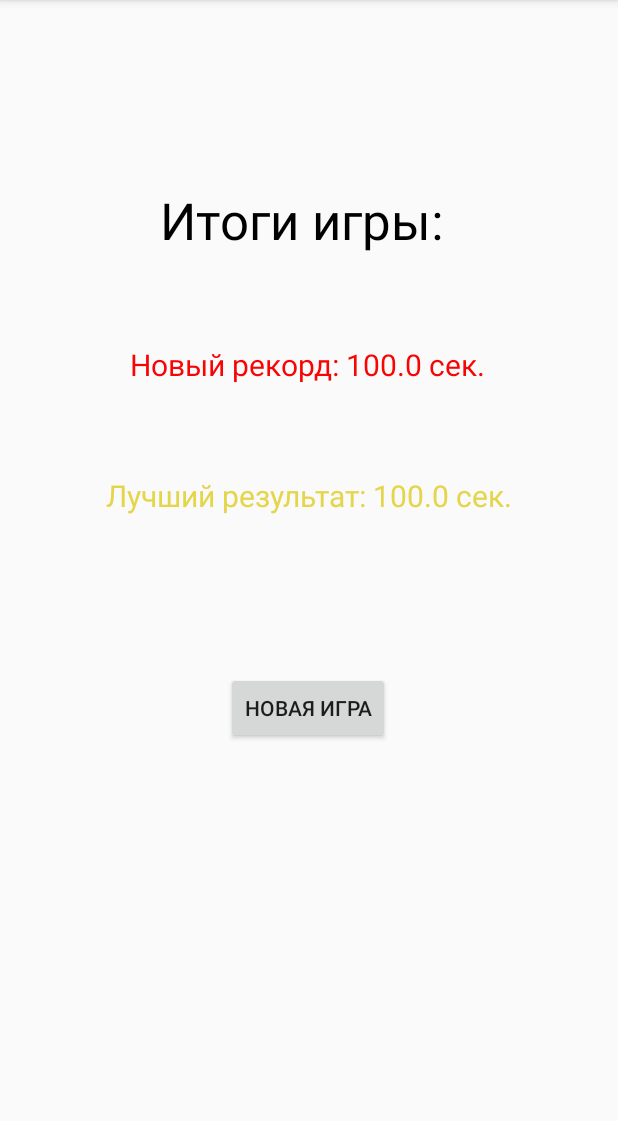
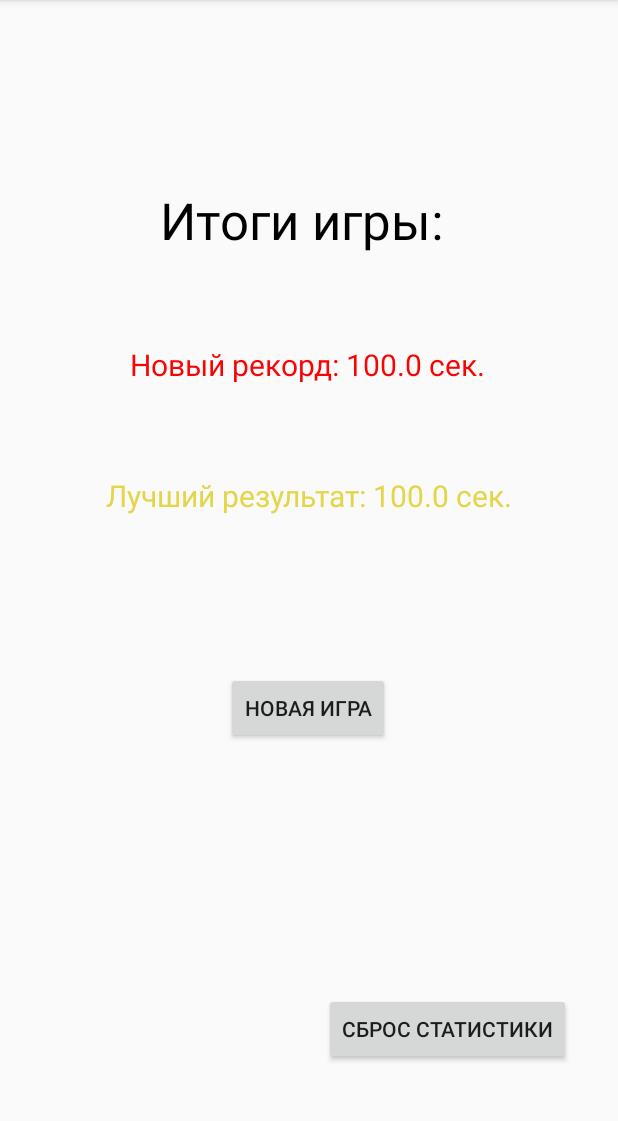
Before and after one commit to rva2007/BrainTraining, an Android app: the FinalActivity screen opened directly, with no data from a screen before it, on a phone screen of 412 x 824 dp, the part 84-1205 px from its top. Run offline under Robolectric (Android 15) with nearby library versions, the phone set to English and light mode, and no system bars.

Commit message:
добавлена кнопка сброса статистики в FinalActivity

```diff
--- a/app/src/main/java/com/example/braintraining/FinalActivity.java
+++ b/app/src/main/java/com/example/braintraining/FinalActivity.java
@@ -11,10 +11,11 @@ import androidx.appcompat.app.AppCompatActivity;
 
 public class FinalActivity extends AppCompatActivity {
     private SharedPreferences pref;
+    private SharedPreferences.Editor editor;
     private final String save_key = "save_key";
     private TextView tvFinalResult, tvBestResult;
     private float final_result;
-    private float save_result = 100f;
+    private float save_result;
 
     @Override
     protected void onCreate(@Nullable Bundle savedInstanceState) {
@@ -38,14 +39,13 @@ public class FinalActivity extends AppCompatActivity {
             tvBestResult.setText("Лучший результат: " + final_result + " сек.");
             saveData();
         } else {
-
             tvFinalResult.setText("Ваш результат: " + final_result + " сек.");
             tvBestResult.setText("Лучший результат: " + save_result + " сек.");
         }
     }
 
     public void saveData() {
-        SharedPreferences.Editor editor = pref.edit();
+        editor = pref.edit();
         editor.putFloat(save_key, final_result);
         editor.apply();
     }
@@ -58,4 +58,10 @@ public class FinalActivity extends AppCompatActivity {
         Intent i = new Intent(this, StartActivity.class);
         startActivity(i);
     }
+
+    public void onClickReset(View view) {
+        this.getSharedPreferences("Game_result", MODE_PRIVATE).edit().clear().commit();
+        tvFinalResult.setText(String.valueOf(0));
+        tvBestResult.setText(String.valueOf(0));
+    }
 }
--- a/app/src/main/res/layout/activity_final.xml
+++ b/app/src/main/res/layout/activity_final.xml
@@ -57,4 +57,17 @@
         app:layout_constraintTop_toBottomOf="@+id/tvBestResult"
         app:layout_constraintVertical_bias="0.277" />
 
+    <Button
+        android:id="@+id/button5"
+        android:layout_width="wrap_content"
+        android:layout_height="wrap_content"
+        android:onClick="onClickReset"
+        android:text="сброс статистики"
+        app:layout_constraintBottom_toBottomOf="parent"
+        app:layout_constraintEnd_toEndOf="parent"
+        app:layout_constraintHorizontal_bias="0.872"
+        app:layout_constraintStart_toStartOf="parent"
+        app:layout_constraintTop_toBottomOf="@+id/button2"
+        app:layout_constraintVertical_bias="0.741" />
+
 </androidx.constraintlayout.widget.ConstraintLayout>
```
